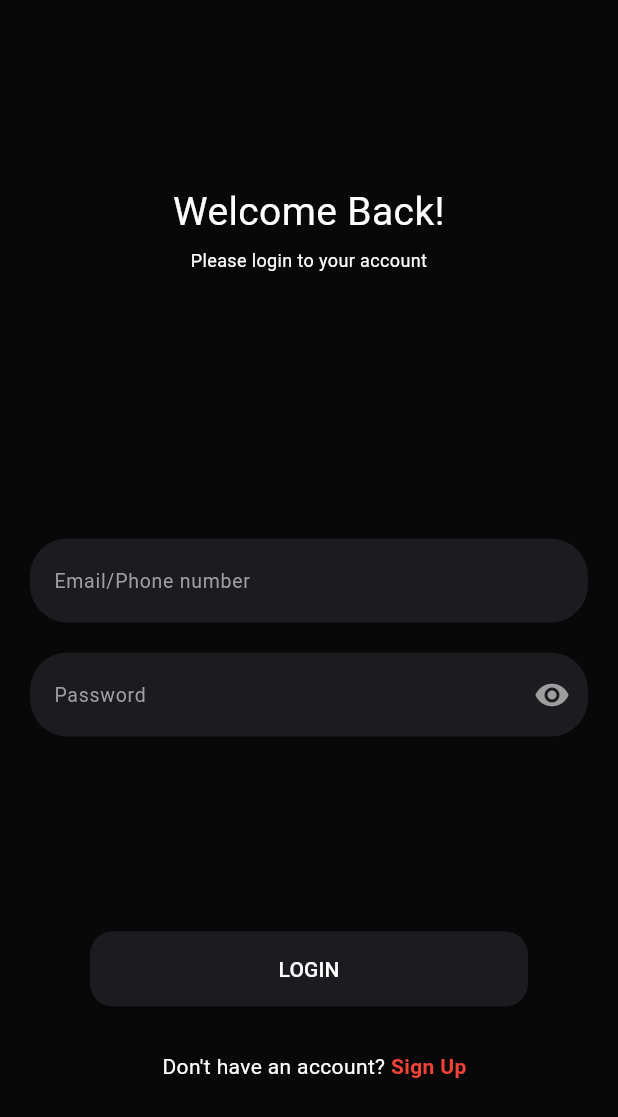
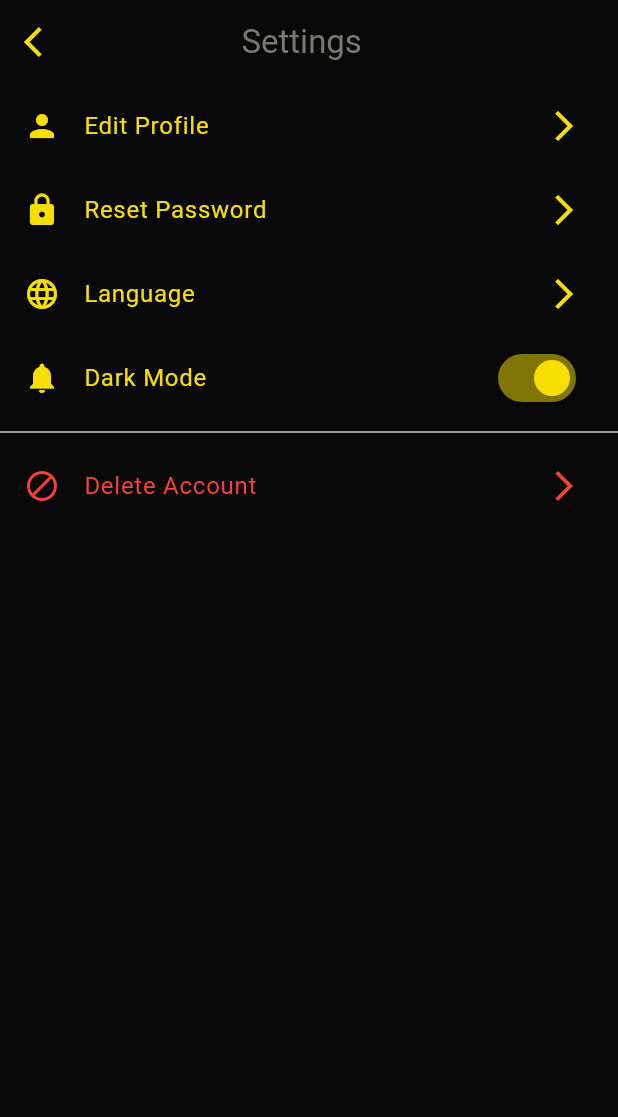
Before and after one commit to sadiqaliyev01/frango_restaurant_app, a Flutter app: the screen it shows after launch, after a tap on "Ötürün", after a tap on the "menu" icon, after a tap on "Tənzimləmələr", on a phone screen of 412 x 824 dp. Shown: the top 1117 px of the screen. Run offline on Flutter 3.47's test engine with Material 3 defaults, Android fonts, the phone set to English and light mode, and no system bars; our stand-ins replace bloc, dio, flutter_bloc, fluttertoast, font_awesome_flutter, google_fonts and 5 more; accounts and stored records are empty.

Commit message:
- Settings page created and improved

```diff
--- a/lib/presentation/contact_us_screen/contact_us_screen.dart
+++ b/lib/presentation/screens/contact_us_screen/contact_us_screen.dart
@@ -3,9 +3,9 @@ import 'package:google_fonts/google_fonts.dart';
 import 'package:font_awesome_flutter/font_awesome_flutter.dart';
 import 'package:frango_restaurant_app/utils/constants/app_colors.dart';
 import 'package:frango_restaurant_app/utils/constants/app_strings.dart';
-import 'package:frango_restaurant_app/presentation/contact_us_screen/widgets/social_media_contact.dart';
-import 'package:frango_restaurant_app/presentation/contact_us_screen/widgets/custom_contact_widget.dart';
-import 'package:frango_restaurant_app/presentation/contact_us_screen/widgets/rectangle_contact_widget.dart';
+import 'package:frango_restaurant_app/presentation/screens/contact_us_screen/widgets/social_media_contact.dart';
+import 'package:frango_restaurant_app/presentation/screens/contact_us_screen/widgets/custom_contact_widget.dart';
+import 'package:frango_restaurant_app/presentation/screens/contact_us_screen/widgets/rectangle_contact_widget.dart';
 
 class ContactUsScreen extends StatelessWidget {
   const ContactUsScreen({super.key});
@@ -21,7 +21,8 @@ class ContactUsScreen extends StatelessWidget {
           onPressed: () {
             Navigator.pop(context);
           },
-          icon: const Icon(Icons.arrow_back_ios, color: Colors.white),
+          icon:
+              const Icon(Icons.arrow_back_ios, color: AppColors.primaryYellow),
         ),
         titleSpacing: 95,
         title: const Text(
--- a/lib/presentation/screens/home_screen/widgets/drawer_items.dart
+++ b/lib/presentation/screens/home_screen/widgets/drawer_items.dart
@@ -1,7 +1,8 @@
 import 'package:flutter/material.dart';
-import 'package:frango_restaurant_app/presentation/contact_us_screen/contact_us_screen.dart';
+import 'package:frango_restaurant_app/presentation/screens/contact_us_screen/contact_us_screen.dart';
 import 'package:frango_restaurant_app/presentation/screens/home_screen/widgets/list_tile_items.dart';
 import 'package:frango_restaurant_app/presentation/screens/login_screen/login_screen.dart';
+import 'package:frango_restaurant_app/presentation/screens/settings_screen/settings_screen.dart';
 import 'package:frango_restaurant_app/presentation/screens/user_profile_screen/user_profile.dart';
 import 'package:frango_restaurant_app/utils/constants/app_colors.dart';
 
@@ -84,12 +85,11 @@ class DrawerItems extends StatelessWidget {
                   ),
                   text: const Text("Tənzimləmələr"),
                   onTap: () {
-                    Navigator.pushAndRemoveUntil(
+                    Navigator.push(
                       context,
                       MaterialPageRoute(
-                        builder: (context) => const LoginScreen(),
+                        builder: (context) => const SettingsScreen(),
                       ),
-                      (route) => route.isCurrent,
                     );
                   },
                 ),
--- /dev/null
+++ b/lib/presentation/screens/settings_screen/settings_screen.dart
@@ -0,0 +1,110 @@
+import 'package:flutter/material.dart';
+import 'package:frango_restaurant_app/utils/constants/app_colors.dart';
+import 'package:frango_restaurant_app/utils/constants/app_strings.dart';
+import 'package:frango_restaurant_app/presentation/screens/settings_screen/reset_pass_screen.dart';
+import 'package:frango_restaurant_app/presentation/screens/settings_screen/edit_profile_screen.dart';
+import 'package:frango_restaurant_app/presentation/screens/settings_screen/widgets/settings_alert_dialog.dart';
+
+class SettingsScreen extends StatelessWidget {
+  const SettingsScreen({super.key});
+
+  void _showDeleteAccountDialog(BuildContext context) {
+    showDialog(
+      context: context,
+      builder: (BuildContext context) {
+        return SettingsAlertDialog(
+          title: AppStrings.warningDialog,
+          content: AppStrings.warningText,
+          onConfirm: () {
+            // deleteAccount(); adlı funksiya yaradıb burada çağıra bilersen
+          },
+        );
+      },
+    );
+  }
+
+  @override
+  Widget build(BuildContext context) {
+    return Scaffold(
+      backgroundColor: AppColors.primaryBlack,
+      appBar: AppBar(
+        backgroundColor: AppColors.primaryBlack,
+        leading: IconButton(
+          onPressed: () {
+            Navigator.pop(context);
+          },
+          icon:
+              const Icon(Icons.arrow_back_ios, color: AppColors.primaryYellow),
+        ),
+        titleSpacing: 105,
+        title: const Text(
+          AppStrings.settings,
+          style: TextStyle(color: AppColors.lightGray),
+        ),
+      ),
+      body: ListView(
+        children: [
+          ListTile(
+            leading: const Icon(Icons.person, color: AppColors.primaryYellow),
+            title: const Text(AppStrings.editProfileText,
+                style: TextStyle(color: AppColors.primaryYellow)),
+            trailing: const Icon(Icons.arrow_forward_ios,
+                color: AppColors.primaryYellow),
+            onTap: () {
+              Navigator.push(
+                context,
+                MaterialPageRoute(
+                  builder: (context) => const EditUserProfile(),
+                ),
+              );
+            },
+          ),
+          ListTile(
+            leading: const Icon(Icons.lock, color: AppColors.primaryYellow),
+            title: const Text(AppStrings.resetPassText,
+                style: TextStyle(color: AppColors.primaryYellow)),
+            trailing: const Icon(Icons.arrow_forward_ios,
+                color: AppColors.primaryYellow),
+            onTap: () {
+              Navigator.push(
+                context,
+                MaterialPageRoute(
+                  builder: (context) => const ResetPasswordScreen(),
+                ),
+              );
+            },
+          ),
+          ListTile(
+            leading: const Icon(Icons.language, color: AppColors.primaryYellow),
+            title: const Text(AppStrings.languageText,
+                style: TextStyle(color: AppColors.primaryYellow)),
+            trailing: const Icon(Icons.arrow_forward_ios,
+                color: AppColors.primaryYellow),
+            onTap: () {},
+          ),
+          ListTile(
+            leading:
+                const Icon(Icons.notifications, color: AppColors.primaryYellow),
+            title: const Text(AppStrings.themeText,
+                style: TextStyle(color: AppColors.primaryYellow)),
+            trailing: Switch(
+              value: true,
+              onChanged: (value) {},
+              activeColor: AppColors.primaryYellow,
+            ),
+          ),
+          const Divider(),
+          ListTile(
+            leading: const Icon(Icons.block, color: Colors.red),
+            title: const Text(AppStrings.deleteAccountText,
+                style: TextStyle(color: Colors.red)),
+            trailing: const Icon(Icons.arrow_forward_ios, color: Colors.red),
+            onTap: () {
+              _showDeleteAccountDialog(context);
+            },
+          ),
+        ],
+      ),
+    );
+  }
+}
--- a/lib/presentation/screens/user_profile_screen/user_profile.dart
+++ b/lib/presentation/screens/user_profile_screen/user_profile.dart
@@ -18,7 +18,8 @@ class UserProfile extends StatelessWidget {
             onPressed: () {
               Navigator.pop(context);
             },
-            icon: const Icon(Icons.arrow_back_ios, color: Colors.white),
+            icon: const Icon(Icons.arrow_back_ios,
+                color: AppColors.primaryYellow),
           ),
         ),
         body: SingleChildScrollView(
--- a/lib/utils/constants/app_strings.dart
+++ b/lib/utils/constants/app_strings.dart
@@ -87,4 +87,17 @@ class AppStrings {
   static const String frangoAddressDisplayText = "Frango Address";
   static const String followFrangoInstagram = "Follow Frango on Instagram";
   static const String followFrangoTikTok = "Follow Frango on TikTok";
+
+  static const String settings = "Settings";
+  static const String warningDialog = "Warning!";
+  static const String warningText =
+      "Once you delete the account, it cannot be restored. Are you sure?";
+  static const String warningCancel = "Cancel";
+  static const String warningDelete = "Delete";
+  static const String editProfileText = "Edit Profile";
+  static const String resetPassText = "Reset Password";
+  static const String languageText = "Language";
+  static const String themeText = "Dark Mode";
+  static const String deleteAccountText = "Delete Account";
+  static const String successMessage = "Changes saved successfully!";
 }
--- a/pubspec.yaml
+++ b/pubspec.yaml
@@ -50,6 +50,7 @@ dependencies:
   url_launcher: ^6.3.1
   font_awesome_flutter: ^10.8.0
   fluttertoast: ^8.2.8
+  image_picker: ^1.1.2
 
 
 dev_dependencies:
```
Also changed, not shown: lib/app.dart (+11 -8 lines), lib/presentation/screens/settings_screen/edit_profile_screen.dart (added, +159 -0 lines), lib/presentation/screens/settings_screen/new_password_screen.dart (added, +138 -0 lines), lib/presentation/screens/settings_screen/reset_pass_screen.dart (added, +118 -0 lines), lib/presentation/screens/settings_screen/widgets/custom_section_divider.dart (added, +38 -0 lines), lib/presentation/screens/settings_screen/widgets/edit_profile_text_form.dart (added, +36 -0 lines), lib/presentation/screens/settings_screen/widgets/settings_alert_dialog.dart (added, +59 -0 lines), lib/presentation/screens/contact_us_screen/widgets/custom_contact_widget.dart (renamed from lib/presentation/contact_us_screen/widgets/custom_contact_widget.dart), lib/presentation/screens/contact_us_screen/widgets/rectangle_contact_widget.dart (renamed from lib/presentation/contact_us_screen/widgets/rectangle_contact_widget.dart), lib/presentation/screens/contact_us_screen/widgets/social_media_contact.dart (renamed from lib/presentation/contact_us_screen/widgets/social_media_contact.dart), pubspec.lock.
